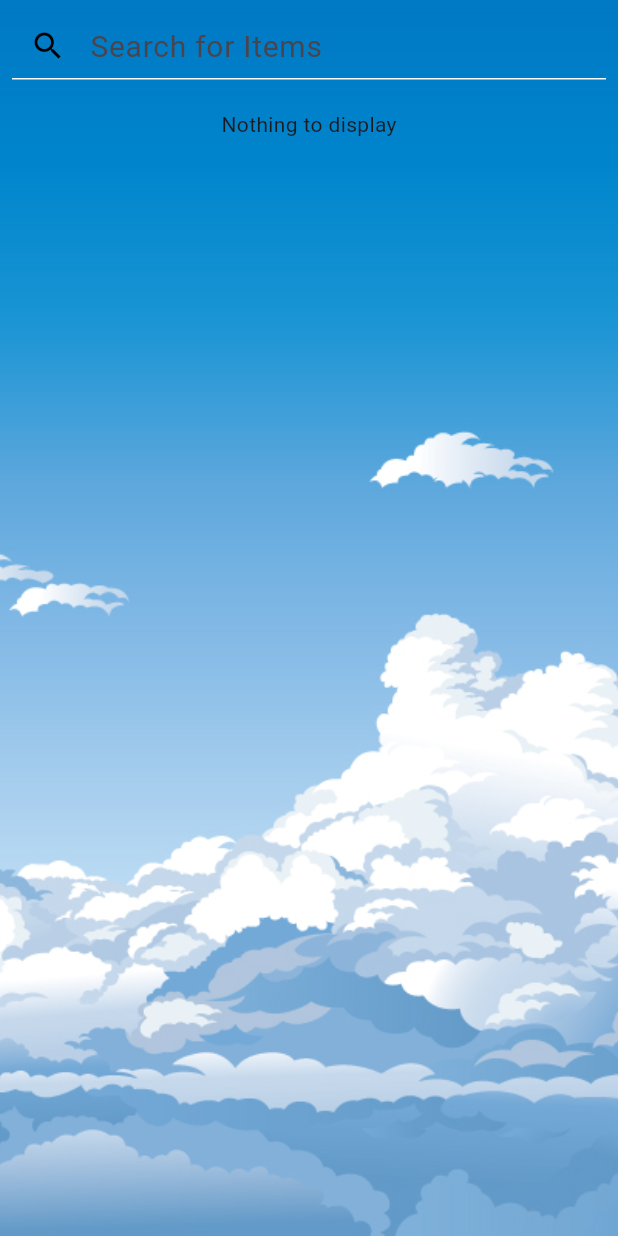
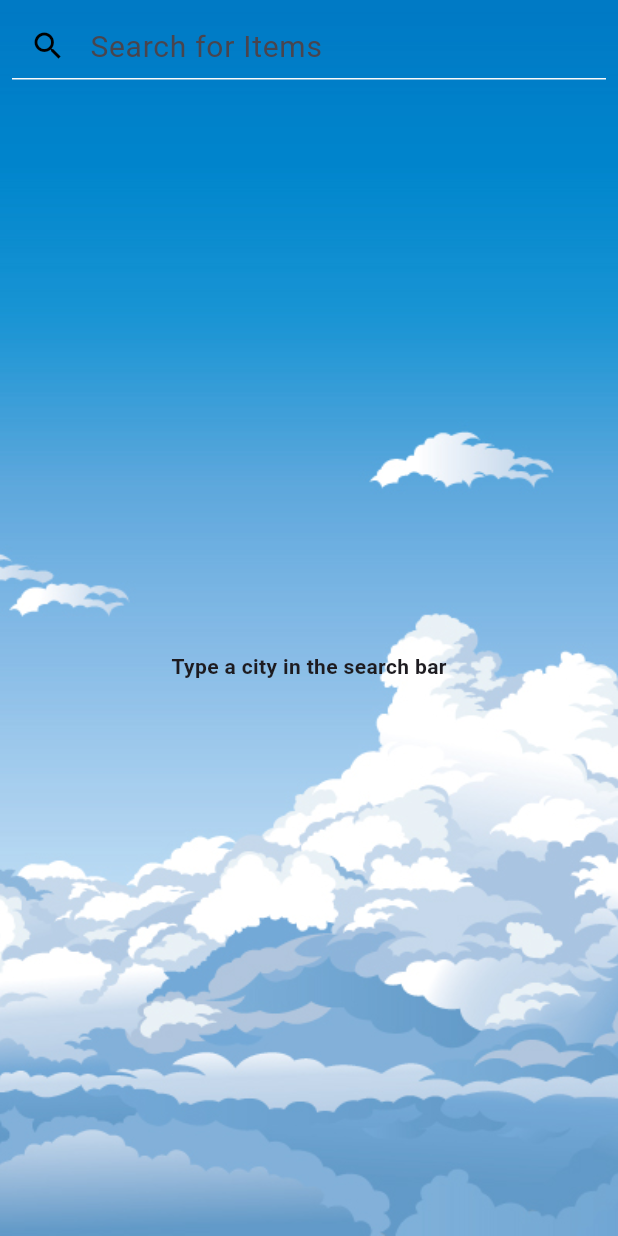
Before and after one commit to On-Arap/neosilver_meteo, a Flutter app: the AddCityPage screen opened directly, on a phone screen of 412 x 824 dp. Run offline on Flutter 3.47's test engine with Material 3 defaults, Android fonts, the phone set to English and light mode, and no system bars; our stand-ins replace bloc, flutter_bloc.

Commit message:
clean search and error gestion in search

```diff
--- a/lib/UI/components/city_tile_search.dart
+++ b/lib/UI/components/city_tile_search.dart
@@ -22,9 +22,9 @@ class CityTileSearch extends StatelessWidget {
             ],
           ),
           trailing: InkWell(
-            child: const Icon(
+            child: Icon(
               Icons.add_box_outlined,
-              color: Colors.black,
+              color: Colors.grey.shade900,
             ),
             onTap: () {
               context.read<ListCitiesCubit>().addCity(city);
--- a/lib/UI/pages/add_city_page.dart
+++ b/lib/UI/pages/add_city_page.dart
@@ -31,6 +31,7 @@ class AddCityPage extends StatelessWidget {
                     child: BlocBuilder<SearchCityCubit, SearchCityState>(
                       builder: (context, state) {
                         if (state is SearchCitySearched) {
+                          if (state.cityList.isNotEmpty) {
                             return ListView.separated(
                               physics: const AlwaysScrollableScrollPhysics(parent: BouncingScrollPhysics()),
                               itemCount: state.cityList.length,
@@ -44,7 +45,10 @@ class AddCityPage extends StatelessWidget {
                               },
                             );
                           } else {
-                          return const Text('Nothing to display');
+                            return const Text('No city found', style: TextStyle(fontWeight: FontWeight.bold));
+                          }
+                        } else {
+                          return const Center(child: Text('Type a city in the search bar', style: TextStyle(fontWeight: FontWeight.bold)));
                         }
                       },
                     ),
--- a/lib/UI/pages/home_page.dart
+++ b/lib/UI/pages/home_page.dart
@@ -39,7 +39,7 @@ class HomePage extends StatelessWidget {
                   },
                 );
               } else {
-                return const Center(child: Text('Add a city'));
+                return const Expanded(child: Center(child: Text('Add a city', style: TextStyle(fontWeight: FontWeight.bold))));
               }
             },
           ),
--- a/lib/datas/list_cities/list_cities_cubit.dart
+++ b/lib/datas/list_cities/list_cities_cubit.dart
@@ -16,4 +16,9 @@ class ListCitiesCubit extends Cubit<ListCitiesState> {
     list.add(city);
     emit(ListCitiesLoaded(cityList: list));
   }
+
+  void removeCity(City city) {
+    list.remove(city);
+    emit(ListCitiesLoaded(cityList: list));
+  }
 }
```
Also changed, not shown: lib/UI/components/city_tile.dart (+15 -5 lines), lib/datas/search_city/search_city_cubit.dart (+8 -1 lines). Lines whose indentation alone changed are shown as unchanged.
